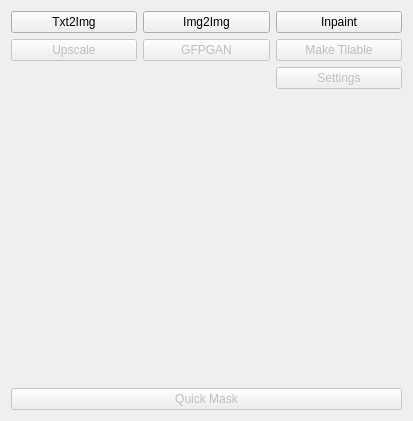
Before: the Qt Designer form image_ai_utils/ui/diffusion_tools_widget.ui in qweryty/image-ai-utils-krita, drawn with Qt 5.
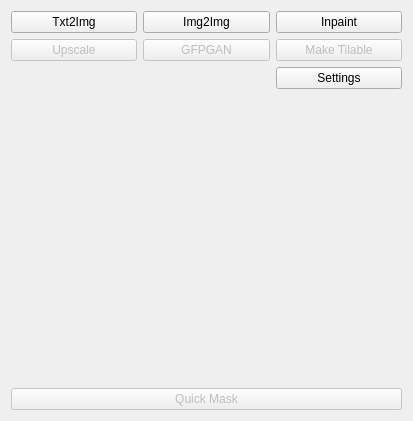
After: the same form once the commit is applied.

```diff
--- a/image_ai_utils/ui/diffusion_tools_widget.ui
+++ b/image_ai_utils/ui/diffusion_tools_widget.ui
@@ -72,7 +72,7 @@
        <item row="2" column="2">
         <widget class="QPushButton" name="settings_button">
          <property name="enabled">
-          <bool>false</bool>
+          <bool>true</bool>
          </property>
          <property name="text">
           <string>Settings</string>
```
